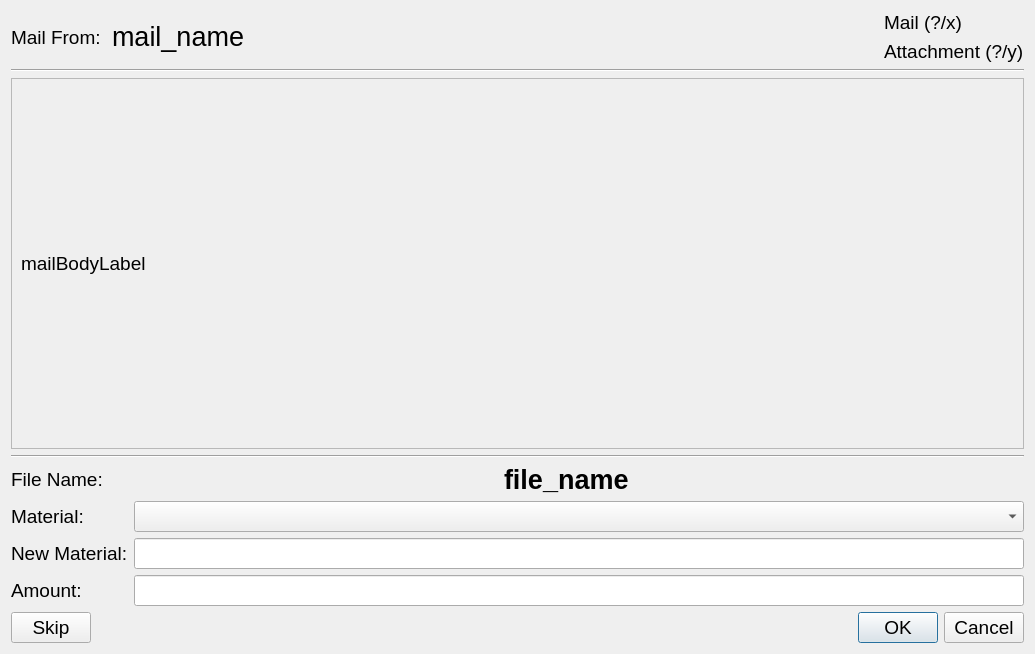
Before: the Qt Designer form creator_administrator/printer/ui/import_mail_dialog.ui in GijsGroote/creator_administrator, drawn with Qt 5.
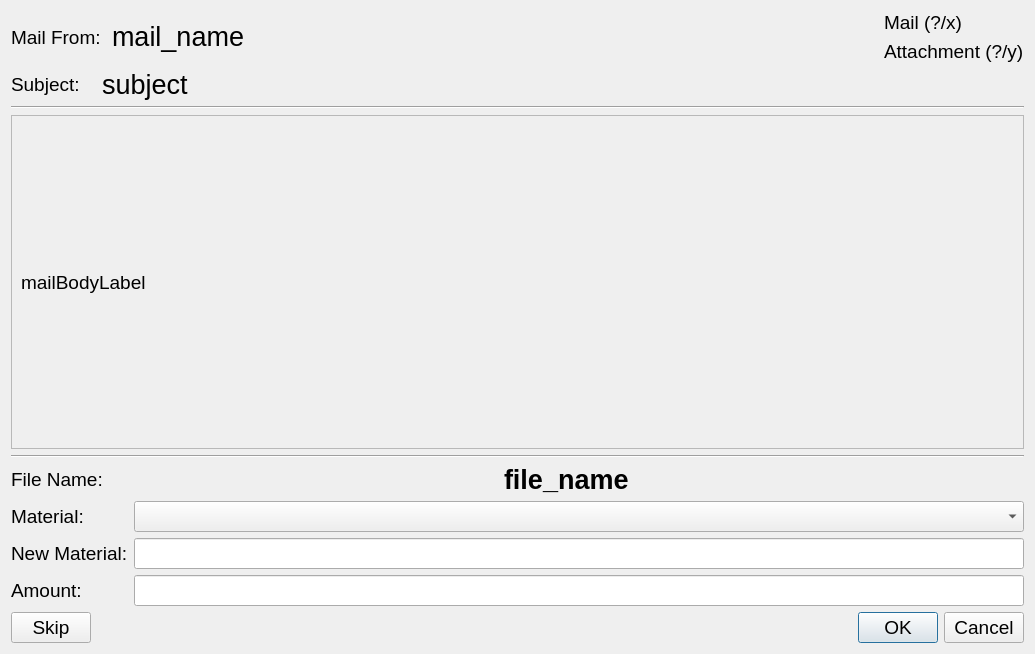
After: the same form once the commit is applied. Icons and pictures are not drawn.

Commit message: addd subject to import mail

Patch:
```diff
--- a/creator_administrator/printer/ui/import_mail_dialog.ui
+++ b/creator_administrator/printer/ui/import_mail_dialog.ui
@@ -31,11 +31,15 @@
   <property name="modal">
    <bool>true</bool>
   </property>
+  <layout class="QVBoxLayout" name="verticalLayout_4">
+   <item>
   <layout class="QVBoxLayout" name="verticalLayout_3">
    <item>
     <layout class="QVBoxLayout" name="verticalLayout_2">
      <item>
-      <layout class="QHBoxLayout" name="horizontalLayout">
+        <layout class="QHBoxLayout" name="horizontalLayout_6">
+         <item>
+          <layout class="QHBoxLayout" name="horizontalLayout_4">
        <item>
         <widget class="QLabel" name="label">
          <property name="text">
@@ -56,6 +60,8 @@
          </property>
         </widget>
        </item>
+          </layout>
+         </item>
        <item>
         <spacer name="horizontalSpacer_2">
          <property name="orientation">
@@ -90,6 +96,32 @@
       </layout>
      </item>
      <item>
+        <layout class="QHBoxLayout" name="horizontalLayout">
+         <item>
+          <widget class="QLabel" name="label_3">
+           <property name="text">
+            <string>Subject:   </string>
+           </property>
+          </widget>
+         </item>
+         <item>
+          <widget class="QLabel" name="subjectQLabel">
+           <property name="sizePolicy">
+            <sizepolicy hsizetype="MinimumExpanding" vsizetype="Preferred">
+             <horstretch>0</horstretch>
+             <verstretch>0</verstretch>
+            </sizepolicy>
+           </property>
+           <property name="text">
+            <string>&lt;html&gt;&lt;head/&gt;&lt;body&gt;&lt;p&gt;&lt;span style=&quot; font-size:20pt;&quot;&gt;subject&lt;/span&gt;&lt;/p&gt;&lt;/body&gt;&lt;/html&gt;</string>
+           </property>
+          </widget>
+         </item>
+        </layout>
+       </item>
+      </layout>
+     </item>
+     <item>
       <widget class="Line" name="line">
        <property name="orientation">
         <enum>Qt::Horizontal</enum>
@@ -107,7 +139,7 @@
           <x>0</x>
           <y>0</y>
           <width>1013</width>
-          <height>353</height>
+          <height>310</height>
          </rect>
         </property>
         <layout class="QHBoxLayout" name="horizontalLayout_5">
```
Lines whose indentation alone changed are shown as unchanged. The commit also changes 3 other files.
